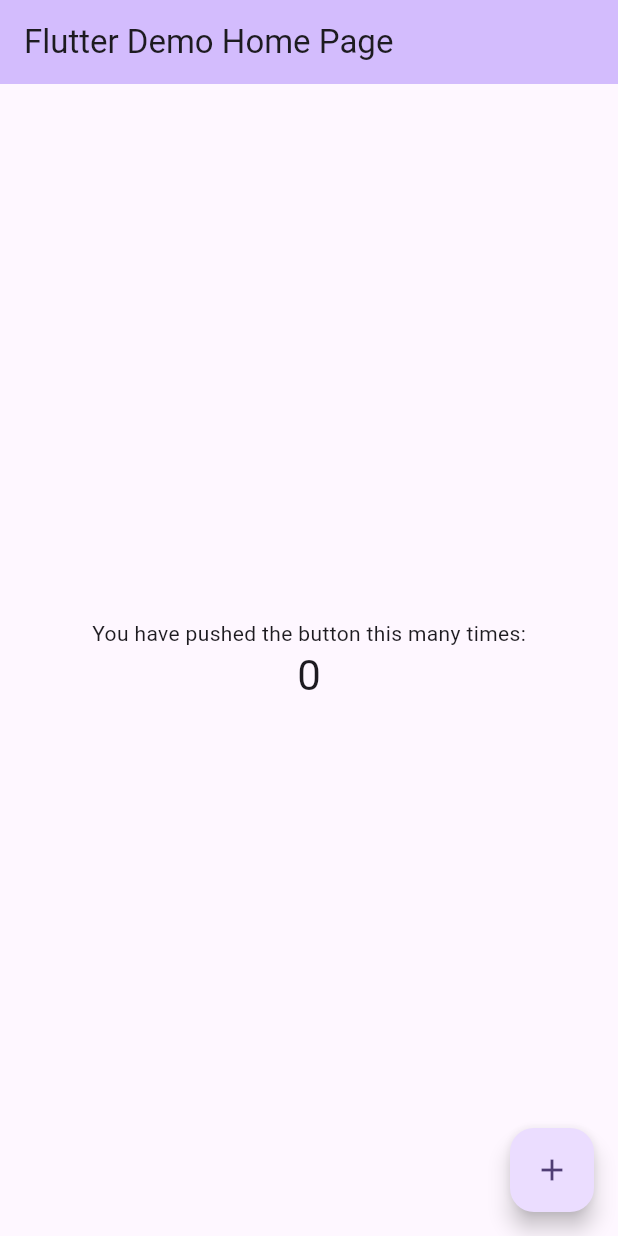
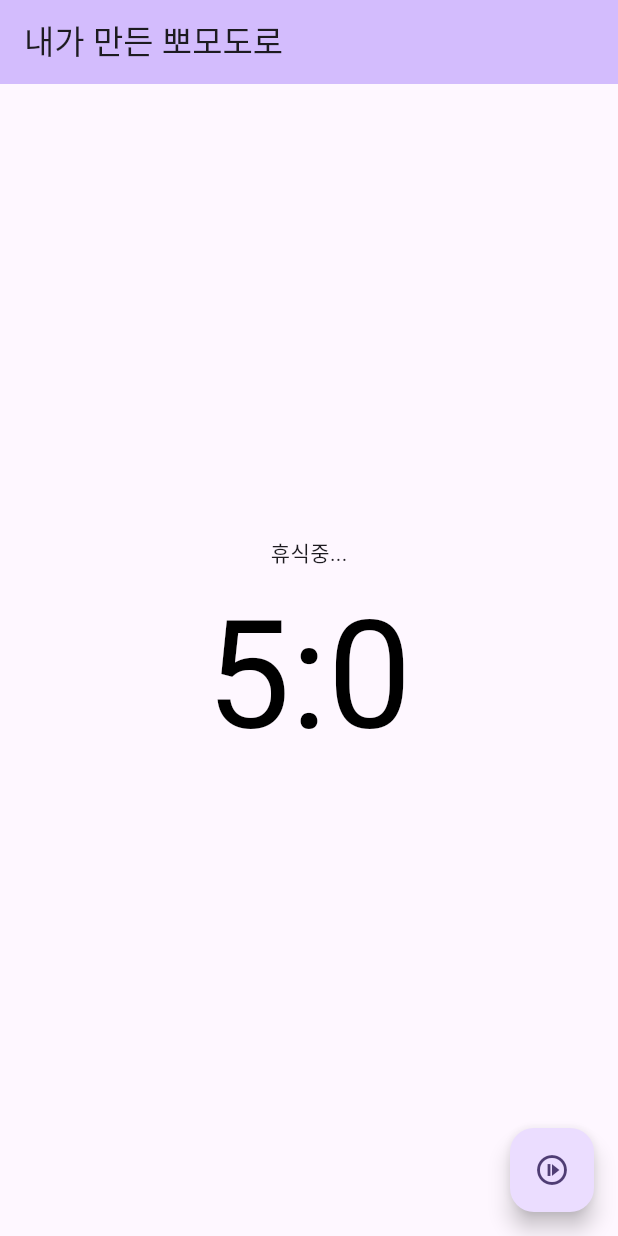
Before and after one commit to dajkim76/good_timer, a Flutter app: the screen it shows after launch, on a phone screen of 412 x 824 dp. Run offline on Flutter 3.47's test engine with Material 3 defaults, Android fonts, the phone set to English and light mode, and no system bars.

Commit message:
25분 집중하고 5분 쉬는 초간단 뽀모도로 구현

```diff
--- a/lib/main.dart
+++ b/lib/main.dart
@@ -1,3 +1,6 @@
+import 'dart:async';
+
+import 'package:flutter/foundation.dart';
 import 'package:flutter/material.dart';
 
 void main() {
@@ -31,7 +34,7 @@ class MyApp extends StatelessWidget {
         colorScheme: ColorScheme.fromSeed(seedColor: Colors.deepPurple),
         useMaterial3: true,
       ),
-      home: const MyHomePage(title: 'Flutter Demo Home Page'),
+      home: const MyHomePage(title: '내가 만든 뽀모도로'),
     );
   }
 }
@@ -56,16 +59,44 @@ class MyHomePage extends StatefulWidget {
 
 class _MyHomePageState extends State<MyHomePage> {
   int _counter = 0;
+  Timer? _timer;
+  int focusSeconds = kDebugMode ? 15 : 25 * 60;
+  int breakSeconds = kDebugMode? 5: 5 * 60;
+  bool isFocusMode = false;
 
-  void _incrementCounter() {
-    setState(() {
-      // This call to setState tells the Flutter framework that something has
-      // changed in this State, which causes it to rerun the build method below
-      // so that the display can reflect the updated values. If we changed
-      // _counter without calling setState(), then the build method would not be
-      // called again, and so nothing would appear to happen.
-      _counter++;
-    });
+  int _getModeSeconds() {
+    return isFocusMode ? focusSeconds : breakSeconds;
+  }
+
+
+  void _onClickStartStopButton() {
+    isFocusMode = !isFocusMode;
+    if (_timer == null) {
+      _timer = Timer.periodic(const Duration(seconds: 1), (timer) {
+
+        setState(() {
+          _counter ++;
+          if (_getModeSeconds() - _counter <= 0) {
+            _counter = 0;
+            isFocusMode = !isFocusMode;
+          }
+        });
+      });
+    } else {
+      _timer?.cancel();
+      _timer = null;
+      setState(() {
+        isFocusMode = false;
+        _counter = 0;
+      });
+    }
+  }
+
+  String _getTimeText() {
+    int remainSeconds = _getModeSeconds() - _counter;
+    int min = (remainSeconds / 60).toInt();
+    int sec = (remainSeconds % 60);
+    return "$min:$sec";
   }
 
   @override
@@ -105,20 +136,20 @@ class _MyHomePageState extends State<MyHomePage> {
           // wireframe for each widget.
           mainAxisAlignment: MainAxisAlignment.center,
           children: <Widget>[
-            const Text(
-              'You have pushed the button this many times:',
+            Text(
+              isFocusMode ? '포커스!! 집중하세요' : "휴식중...",
             ),
             Text(
-              '$_counter',
-              style: Theme.of(context).textTheme.headlineMedium,
+              _getTimeText(),
+              style: TextStyle(fontSize: 100, color: (isFocusMode ? Colors.red : Colors.black)),
             ),
           ],
         ),
       ),
       floatingActionButton: FloatingActionButton(
-        onPressed: _incrementCounter,
-        tooltip: 'Increment',
-        child: const Icon(Icons.add),
+        onPressed: _onClickStartStopButton,
+        tooltip: '시작 / 종료',
+        child: Icon(_timer == null ? Icons.not_started_outlined: Icons.stop_circle_outlined),
       ), // This trailing comma makes auto-formatting nicer for build methods.
     );
   }
```
